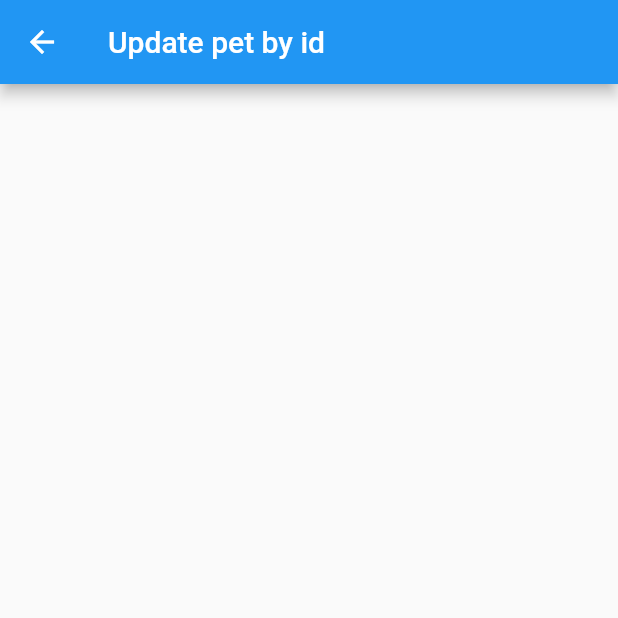
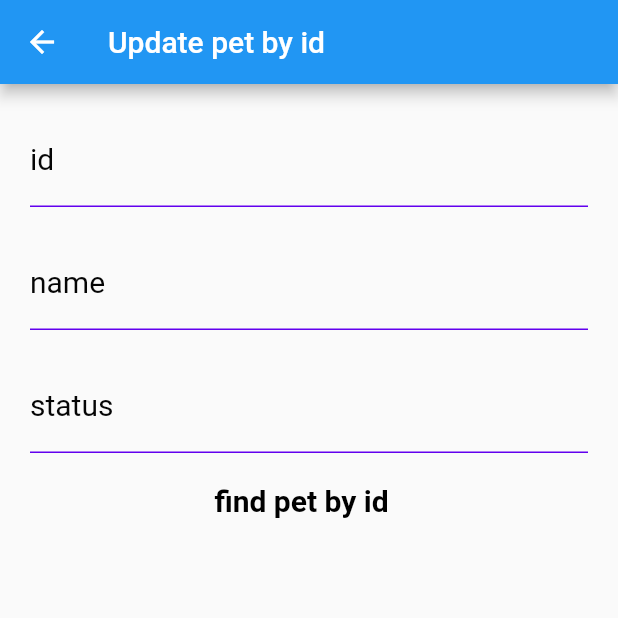
Before and after one commit to chaiebmohamed/pet, a Flutter app: the UpdatePetById screen opened directly, on a phone screen of 412 x 824 dp, the top half of it. Run offline on Flutter 3.47's test engine with Material 2 defaults, Android fonts, the phone set to English and light mode, and no system bars; our stand-ins replace get, image_picker; missing offline and left inert: multiselect.

Commit message:
"last api"

```diff
--- a/lib/view/update_pet_by_id.dart
+++ b/lib/view/update_pet_by_id.dart
@@ -1,16 +1,53 @@
 import 'package:flutter/material.dart';
 import 'package:flutter/src/foundation/key.dart';
 import 'package:flutter/src/widgets/framework.dart';
+import 'package:get/get.dart';
+import 'package:pet/controller/pet_controller.dart';
+import 'package:pet/view/add_image_to_pet.dart';
 
 class UpdatePetById extends StatelessWidget {
   const UpdatePetById({Key? key}) : super(key: key);
 
   @override
   Widget build(BuildContext context) {
+    PetController controller = Get.put(PetController());
     return Scaffold(
       appBar: AppBar(
         title: const Text("Update pet by id "),
       ),
+      body: Container(
+        padding: const EdgeInsets.all(20),
+        child: Column(
+          children: [
+            field("id", controller.id),
+            const SizedBox(
+              height: 20,
+            ),
+            field("name", controller.name),
+            const SizedBox(
+              height: 20,
+            ),
+            field("status", controller.status),
+            const SizedBox(
+              height: 20,
+            ),
+            GestureDetector(
+              onTap: () => controller.updatePetById(
+                  int.parse(controller.id.text),
+                  controller.name.text,
+                  controller.status.text),
+              child: const Text(
+                'find pet by id  ',
+                style: TextStyle(
+                  color: Colors.black,
+                  fontSize: 20,
+                  fontWeight: FontWeight.w600,
+                ),
+              ),
+            )
+          ],
+        ),
+      ),
     );
   }
 }
```
